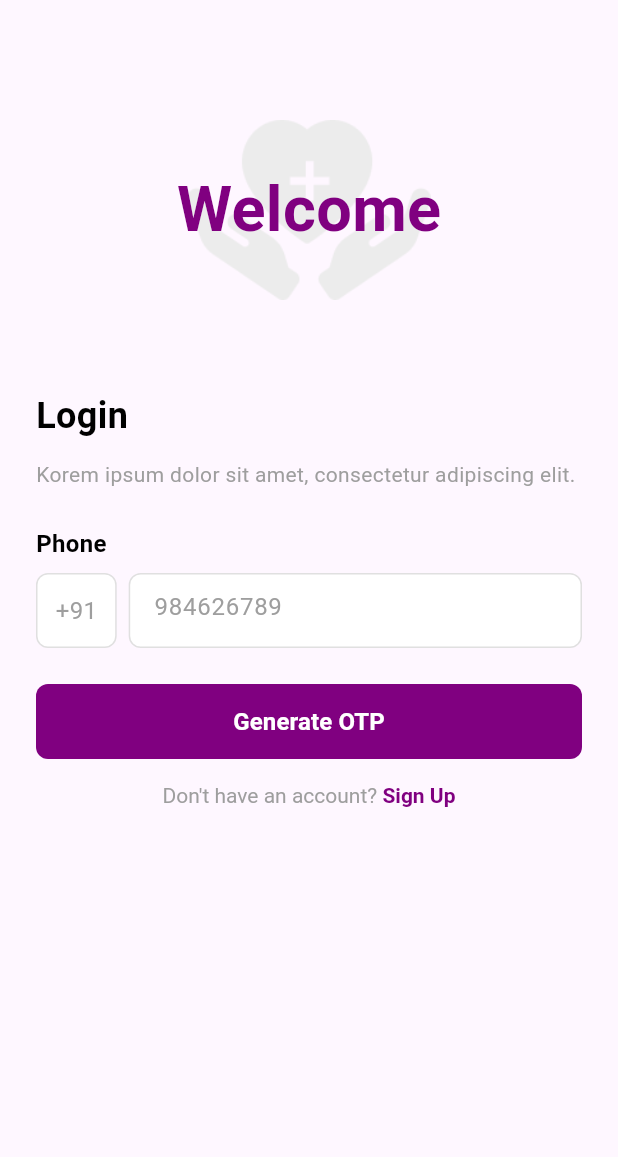
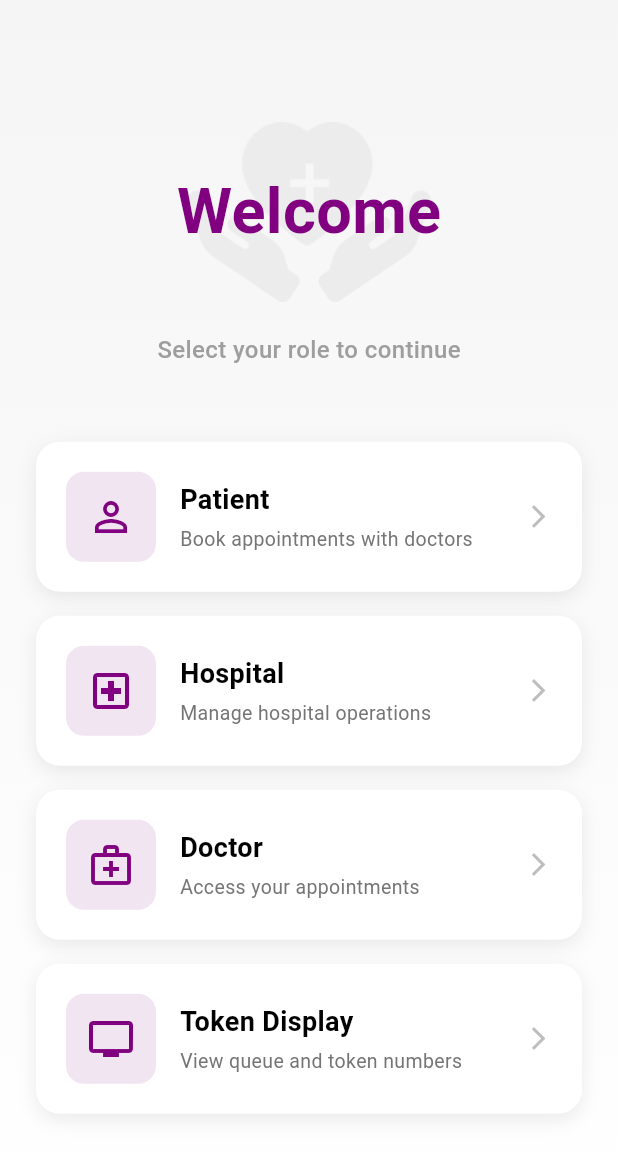
Before and after one commit to shabna2018/doctorApp, a Flutter app: the screen it shows after launch, on a phone screen of 412 x 824 dp. Shown: the top 1157 px of the screen. Run offline on Flutter 3.47's test engine with Material 3 defaults, Android fonts, the light colour scheme and no system bars.

Commit message:
login integrated

```diff
--- /dev/null
+++ b/lib/common/roleselectionacreen.dart
@@ -0,0 +1,172 @@
+import 'package:book_doctor_app/routes/app_routes.dart';
+import 'package:flutter/material.dart';
+
+class RoleSelectionScreen extends StatelessWidget {
+  const RoleSelectionScreen({super.key});
+
+  @override
+  Widget build(BuildContext context) {
+    return Scaffold(
+      body: Container(
+        width: double.infinity,
+        height: double.infinity,
+        decoration: const BoxDecoration(
+          gradient: LinearGradient(
+            begin: Alignment.topCenter,
+            end: Alignment.bottomCenter,
+            colors: [Color(0xFFF5F5F5), Color(0xFFFFFFFF)],
+          ),
+        ),
+        child: SafeArea(
+          child: Padding(
+            padding: const EdgeInsets.symmetric(horizontal: 24.0),
+            child: Column(
+              mainAxisAlignment: MainAxisAlignment.center,
+              children: [
+                // Welcome text with background
+                Stack(
+                  alignment: Alignment.center,
+                  children: [
+                    Image.asset(
+                      'assets/images/Group 2.png',
+                      width: 200,
+                      height: 120,
+                      fit: BoxFit.contain,
+                    ),
+                    const Text(
+                      'Welcome',
+                      style: TextStyle(
+                        fontSize: 42,
+                        fontWeight: FontWeight.bold,
+                        color: Color(0xFF800080),
+                      ),
+                    ),
+                  ],
+                ),
+                const SizedBox(height: 20),
+                const Text(
+                  'Select your role to continue',
+                  style: TextStyle(
+                    fontSize: 16,
+                    color: Colors.grey,
+                    fontWeight: FontWeight.w500,
+                  ),
+                ),
+                const SizedBox(height: 50),
+                // Patient role card
+                _RoleCard(
+                  title: 'Patient',
+                  subtitle: 'Book appointments with doctors',
+                  icon: Icons.person_outline,
+                  onTap: () {
+                    Navigator.pushNamed(context, Routes.login);
+                  },
+                ),
+                const SizedBox(height: 16),
+                // Hospital role card
+                _RoleCard(
+                  title: 'Hospital',
+                  subtitle: 'Manage hospital operations',
+                  icon: Icons.local_hospital_outlined,
+                  onTap: () {
+                    Navigator.pushNamed(context, Routes.hospitalLogin);
+                  },
+                ),
+                const SizedBox(height: 16),
+                // Doctor role card
+                _RoleCard(
+                  title: 'Doctor',
+                  subtitle: 'Access your appointments',
+                  icon: Icons.medical_services_outlined,
+                  onTap: () {
+                    Navigator.pushNamed(context, Routes.doctorLogin);
+                  },
+                ),
+                const SizedBox(height: 16),
+                // Token Display role card
+                _RoleCard(
+                  title: 'Token Display',
+                  subtitle: 'View queue and token numbers',
+                  icon: Icons.tv_outlined,
+                  onTap: () {
+                    Navigator.pushNamed(context, Routes.tokenDisplayLogin);
+                  },
+                ),
+              ],
+            ),
+          ),
+        ),
+      ),
+    );
+  }
+}
+
+class _RoleCard extends StatelessWidget {
+  final String title;
+  final String subtitle;
+  final IconData icon;
+  final VoidCallback onTap;
+
+  const _RoleCard({
+    required this.title,
+    required this.subtitle,
+    required this.icon,
+    required this.onTap,
+  });
+
+  @override
+  Widget build(BuildContext context) {
+    return InkWell(
+      onTap: onTap,
+      borderRadius: BorderRadius.circular(16),
+      child: Container(
+        padding: const EdgeInsets.all(20),
+        decoration: BoxDecoration(
+          color: Colors.white,
+          borderRadius: BorderRadius.circular(16),
+          boxShadow: [
+            BoxShadow(
+              color: Colors.black.withOpacity(0.08),
+              blurRadius: 10,
+              offset: const Offset(0, 4),
+            ),
+          ],
+        ),
+        child: Row(
+          children: [
+            Container(
+              padding: const EdgeInsets.all(14),
+              decoration: BoxDecoration(
+                color: const Color(0xFF800080).withOpacity(0.1),
+                borderRadius: BorderRadius.circular(12),
+              ),
+              child: Icon(icon, color: const Color(0xFF800080), size: 32),
+            ),
+            const SizedBox(width: 16),
+            Expanded(
+              child: Column(
+                crossAxisAlignment: CrossAxisAlignment.start,
+                children: [
+                  Text(
+                    title,
+                    style: const TextStyle(
+                      fontSize: 18,
+                      fontWeight: FontWeight.bold,
+                      color: Colors.black,
+                    ),
+                  ),
+                  const SizedBox(height: 4),
+                  Text(
+                    subtitle,
+                    style: TextStyle(fontSize: 13, color: Colors.grey[600]),
+                  ),
+                ],
+              ),
+            ),
+            Icon(Icons.arrow_forward_ios, size: 18, color: Colors.grey[400]),
+          ],
+        ),
+      ),
+    );
+  }
+}
--- a/lib/main.dart
+++ b/lib/main.dart
@@ -1,4 +1,4 @@
-import 'package:book_doctor_app/screens/splashscreen.dart';
+import 'package:book_doctor_app/screens/patientApp/splashscreen.dart';
 import 'package:flutter/material.dart';
 import 'routes/app_pages.dart';
 
--- a/lib/routes/app_pages.dart
+++ b/lib/routes/app_pages.dart
@@ -1,22 +1,26 @@
 import 'package:book_doctor_app/routes/app_routes.dart';
-import 'package:book_doctor_app/screens/alldoctorsscreen.dart';
-import 'package:book_doctor_app/screens/allhospitalscreen.dart';
-import 'package:book_doctor_app/screens/appointmentscreen.dart';
-import 'package:book_doctor_app/screens/homescreen.dart';
-import 'package:book_doctor_app/screens/hospitaldetail.dart';
-import 'package:book_doctor_app/screens/loginscreen.dart';
-import 'package:book_doctor_app/screens/mytokensscreen.dart';
-import 'package:book_doctor_app/screens/otpscreen.dart';
-import 'package:book_doctor_app/screens/reviewscreen.dart';
-import 'package:book_doctor_app/screens/splashscreen.dart';
-import 'package:book_doctor_app/screens/tokenqueuescreen.dart';
+import 'package:book_doctor_app/screens/patientApp/alldoctorsscreen.dart';
+import 'package:book_doctor_app/screens/patientApp/allhospitalscreen.dart';
+import 'package:book_doctor_app/screens/patientApp/appointmentscreen.dart';
+import 'package:book_doctor_app/screens/patientApp/homescreen.dart';
+import 'package:book_doctor_app/screens/patientApp/hospitaldetail.dart';
+import 'package:book_doctor_app/screens/patientApp/loginscreen.dart';
+import 'package:book_doctor_app/screens/patientApp/mytokensscreen.dart';
+import 'package:book_doctor_app/screens/patientApp/otpscreen.dart';
+import 'package:book_doctor_app/screens/patientApp/reviewscreen.dart';
+import 'package:book_doctor_app/common/roleselectionacreen.dart';
+import 'package:book_doctor_app/screens/patientApp/splashscreen.dart';
+import 'package:book_doctor_app/screens/patientApp/tokenqueuescreen.dart';
 import 'package:flutter/material.dart';
 
 class AppPages {
   static Map<String, WidgetBuilder> routes = {
-    // Remove this line: '/': (context) => const SplashScreen(),
     Routes.splash: (context) => const SplashScreen(),
-    Routes.login: (context) => const LoginScreen(),
+    Routes.roleSelection: (context) => const RoleSelectionScreen(), // Add this
+    Routes.login: (context) => const LoginScreen(), // Patient login
+    // Routes.hospitalLogin: (context) => const HospitalLoginScreen(), // Add this
+    // Routes.doctorLogin: (context) => const DoctorLoginScreen(), // Add this
+    // Routes.tokenDisplayLogin: (context) => const TokenDisplayLoginScreen(), // Add this
     Routes.verifyOtp: (context) => const OtpScreen(),
     Routes.home: (context) => const HomeScreen(),
     Routes.alldoctors: (context) => const AllDoctorsScreen(),
--- a/lib/routes/app_routes.dart
+++ b/lib/routes/app_routes.dart
@@ -11,4 +11,8 @@ class Routes {
   static const String appointments = '/appointments';
   static const String tokenqueue = '/tokenqueue';
   static const String hospitaldetail = '/hospitaldetail';
+  static const String roleSelection = '/role-selection';
+  static const String hospitalLogin = '/hospital-login'; // Add this
+  static const String doctorLogin = '/doctor-login';
+  static const String tokenDisplayLogin = '/token-display-login';
 }
--- a/lib/screens/appointmentscreen.dart
+++ b/lib/screens/patientApp/appointmentscreen.dart
@@ -1,4 +1,4 @@
-import 'package:book_doctor_app/screens/selectdatetimescreen.dart';
+import 'package:book_doctor_app/screens/patientApp/selectdatetimescreen.dart';
 import 'package:flutter/material.dart';
 
 class AppointmentScreen extends StatefulWidget {
--- a/lib/screens/otpscreen.dart
+++ b/lib/screens/patientApp/otpscreen.dart
@@ -1,6 +1,6 @@
 import 'package:flutter/material.dart';
 import 'package:flutter/services.dart';
-import '../routes/app_routes.dart';
+import '../../routes/app_routes.dart';
 
 class OtpScreen extends StatefulWidget {
   const OtpScreen({super.key});
--- a/lib/screens/reviewscreen.dart
+++ b/lib/screens/patientApp/reviewscreen.dart
@@ -1,5 +1,5 @@
 import 'package:book_doctor_app/routes/app_routes.dart';
-import 'package:book_doctor_app/screens/showaddreview.dart';
+import 'package:book_doctor_app/screens/patientApp/showaddreview.dart';
 import 'package:flutter/material.dart';
 
 class ReviewsScreen extends StatelessWidget {
--- a/lib/screens/splashscreen.dart
+++ b/lib/screens/patientApp/splashscreen.dart
@@ -15,7 +15,7 @@ class _SplashScreenState extends State<SplashScreen> {
     // Navigate to login after 3 seconds
     Future.delayed(const Duration(seconds: 3), () {
       if (mounted) {
-        Navigator.pushReplacementNamed(context, Routes.login);
+        Navigator.pushReplacementNamed(context, Routes.roleSelection);
       }
     });
   }
```
Also changed, not shown: lib/screens/patientApp/alldoctorsscreen.dart (renamed from lib/screens/alldoctorsscreen.dart), lib/screens/patientApp/allhospitalscreen.dart (renamed from lib/screens/allhospitalscreen.dart), lib/screens/patientApp/homescreen.dart (renamed from lib/screens/homescreen.dart), lib/screens/patientApp/hospitaldetail.dart (renamed from lib/screens/hospitaldetail.dart), lib/screens/patientApp/loginscreen.dart (renamed from lib/screens/loginscreen.dart), lib/screens/patientApp/mytokensscreen.dart (renamed from lib/screens/mytokensscreen.dart), lib/screens/patientApp/selectdatetimescreen.dart (renamed from lib/screens/selectdatetimescreen.dart), lib/screens/patientApp/showaddreview.dart (renamed from lib/screens/showaddreview.dart), lib/screens/patientApp/tokenqueuescreen.dart (renamed from lib/screens/tokenqueuescreen.dart).
